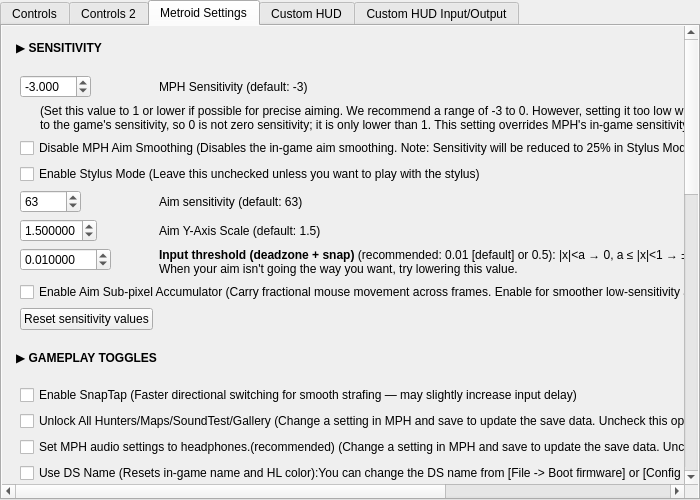
Old version of the form src/frontend/qt_sdl/InputConfig/MelonPrimeInputConfig.ui in the repository ag-advania/melonPrimeDS.
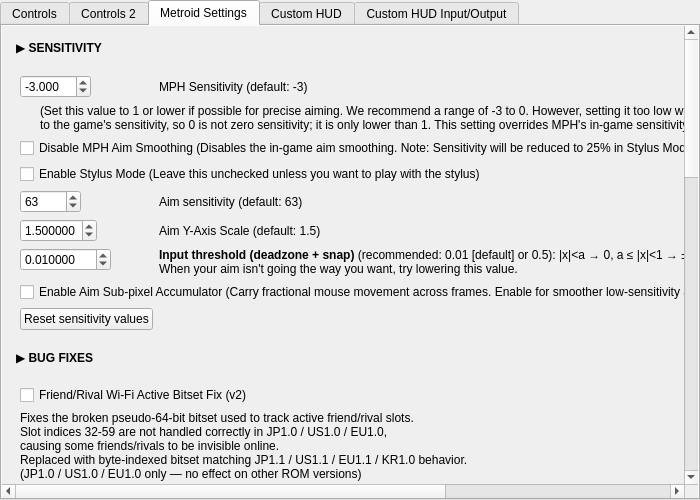
New version of the form. The open tabs and pages were chosen to show the change.

Commit message: add wifiBugFix patch

```diff
--- a/src/frontend/qt_sdl/InputConfig/MelonPrimeInputConfig.ui
+++ b/src/frontend/qt_sdl/InputConfig/MelonPrimeInputConfig.ui
@@ -207,6 +207,49 @@
 								</widget>
 							</item>
 
+							<item>
+								<widget class="QPushButton" name="btnToggleBugFix">
+									<property name="text"><string>▶ BUG FIXES</string></property>
+									<property name="checkable"><bool>true</bool></property>
+									<property name="checked"><bool>false</bool></property>
+									<property name="flat"><bool>true</bool></property>
+									<property name="styleSheet"><string>QPushButton { text-align: left; font-weight: bold; padding: 4px; } QPushButton::checked { font-weight: bold; }</string></property>
+								</widget>
+							</item>
+							<item>
+								<widget class="QWidget" name="sectionBugFix">
+									<layout class="QVBoxLayout" name="vboxBugFix">
+										<property name="contentsMargins">
+											<rect><x>8</x><y>2</y><width>0</width><height>4</height></rect>
+										</property>
+										<item>
+											<widget class="QCheckBox" name="cbMetroidFixWifiBitset">
+												<property name="text">
+													<string>Friend/Rival Wi-Fi Active Bitset Fix (v2)</string>
+												</property>
+											</widget>
+										</item>
+										<item>
+											<widget class="QLabel" name="lblMetroidFixWifiBitsetDesc">
+												<property name="text">
+													<string>Fixes the broken pseudo-64-bit bitset used to track active friend/rival slots.
+Slot indices 32-59 are not handled correctly in JP1.0 / US1.0 / EU1.0,
+causing some friends/rivals to be invisible online.
+Replaced with byte-indexed bitset matching JP1.1 / US1.1 / EU1.1 / KR1.0 behavior.
+(JP1.0 / US1.0 / EU1.0 only — no effect on other ROM versions)</string>
+												</property>
+												<property name="wordWrap">
+													<bool>true</bool>
+												</property>
+												<property name="enabled">
+													<bool>true</bool>
+												</property>
+											</widget>
+										</item>
+									</layout>
+								</widget>
+							</item>
+
 							<item>
 								<widget class="QPushButton" name="btnToggleGameplay">
 									<property name="text"><string>▶ GAMEPLAY TOGGLES</string></property>
```
The commit also changes 8 other files.
